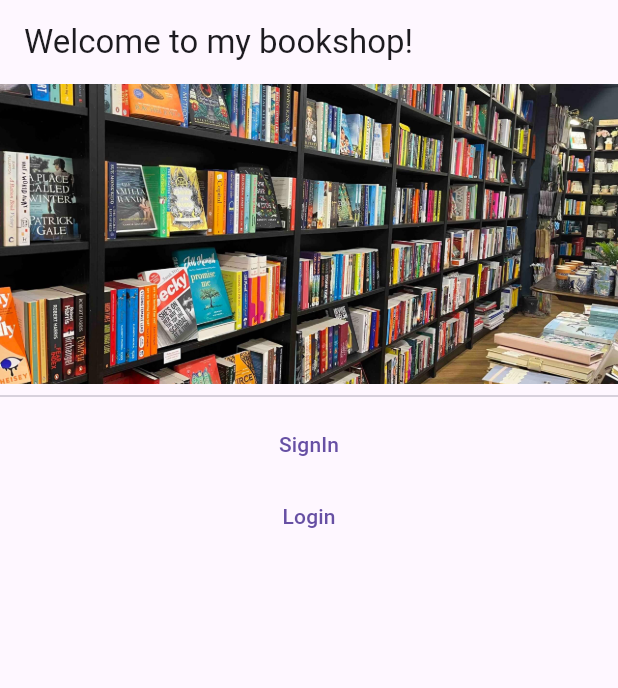
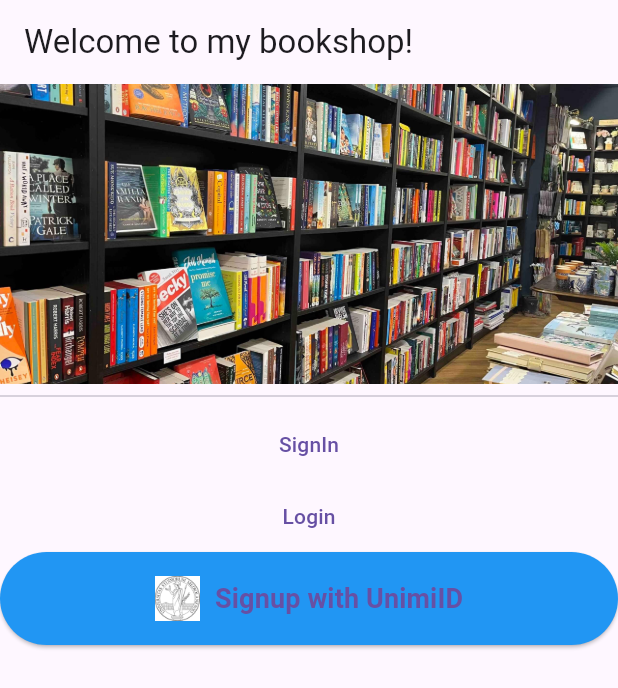
Before and after one commit to alex27riva/bookshop-FE, a Flutter app: the screen it shows after launch, on a phone screen of 412 x 824 dp. Shown: the top 688 px of the screen. Run offline on Flutter 3.47's test engine with Material 3 defaults, Android fonts, the phone set to English and light mode, and no system bars.

Commit message:
Unimi button

```diff
--- a/lib/screens/welcome.dart
+++ b/lib/screens/welcome.dart
@@ -1,4 +1,5 @@
 import 'package:flutter/material.dart';
+import 'package:oauth_frontend/widgets/Oauth_signup_button.dart';
 
 class WelcomeScreen extends StatelessWidget {
   const WelcomeScreen({super.key});
@@ -26,7 +27,8 @@ class WelcomeScreen extends StatelessWidget {
                   child: const Text("SignIn")),
               TextButton(
                   onPressed: () => Navigator.of(context).pushNamed('/welcome'),
-                  child: const Text("Login"))
+                  child: const Text("Login")),
+              const OAuthSignupButton(),
             ],
           ),
         ));
--- /dev/null
+++ b/lib/widgets/Oauth_signup_button.dart
@@ -0,0 +1,35 @@
+import 'package:flutter/material.dart';
+
+class OAuthSignupButton extends StatelessWidget {
+  const OAuthSignupButton({super.key});
+
+  @override
+  Widget build(BuildContext context) {
+    return ElevatedButton(
+      onPressed: () {
+        // Aggiungi qui la logica di gestione dell'accesso con OAuth
+        // Quando il pulsante viene premuto
+      },
+      style: ElevatedButton.styleFrom(
+        padding: const EdgeInsets.all(16.0),
+        backgroundColor: Colors.blue,
+      ),
+      child: Row(
+        mainAxisAlignment: MainAxisAlignment.center,
+        children: [
+          // Logo a sinistra
+          Image.asset(
+            'assets/unimi-logo.jpg',
+            height: 30.0,
+            width: 30.0,
+          ),
+          const SizedBox(width: 10.0),
+          const Text(
+            'Signup with UnimiID',
+            style: TextStyle(fontSize: 18.0, fontWeight: FontWeight.bold),
+          ),
+        ],
+      ),
+    );
+  }
+}
--- a/lib/widgets/signup_form.dart
+++ b/lib/widgets/signup_form.dart
@@ -21,6 +21,15 @@ class _SignUpFormState extends State<SignUpForm> {
     Navigator.of(context).pushNamed('/welcome');
   }
 
+  void _showErrorSnackBar(String message) {
+  ScaffoldMessenger.of(context).showSnackBar(
+    SnackBar(
+      content: Text(message),
+      backgroundColor: Colors.red,
+    ),
+  );
+}
+
   Future<void> _makeApiRequest() async {
     final response = await http.post(
       Uri.parse(URLS.signupEndpoint),
@@ -39,6 +48,7 @@ class _SignUpFormState extends State<SignUpForm> {
     } else {
       // Handle errors, show an error message, etc.
       print('Error: ${response.statusCode}');
+      _showErrorSnackBar('An error occurred: ${response.statusCode}');
     }
   }
 
--- a/pubspec.yaml
+++ b/pubspec.yaml
@@ -63,6 +63,7 @@ flutter:
   # To add assets to your application, add an assets section, like this:
   assets:
     - assets/bookshop.jpg
+    - assets/unimi-logo.jpg
 
   # An image asset can refer to one or more resolution-specific "variants", see
   # https://flutter.dev/assets-and-images/#resolution-aware
```
Also changed, not shown: assets/unimi-logo.jpg (added), 1 other file.
